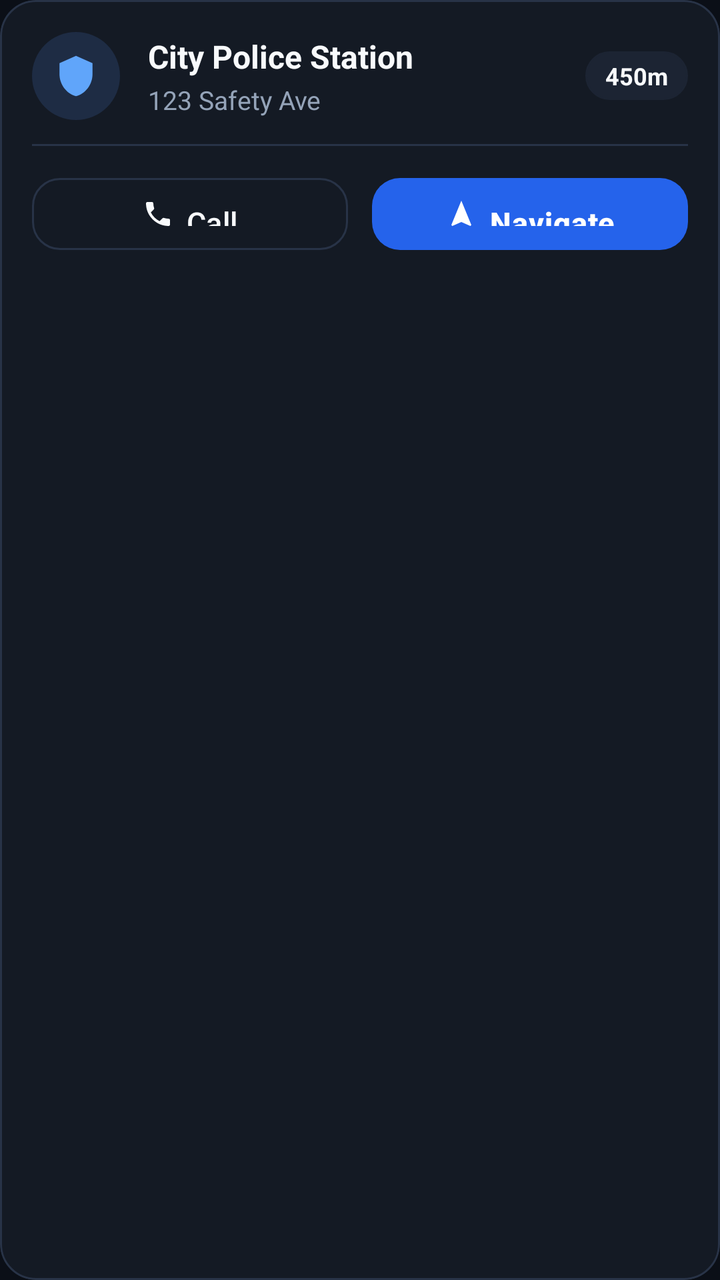
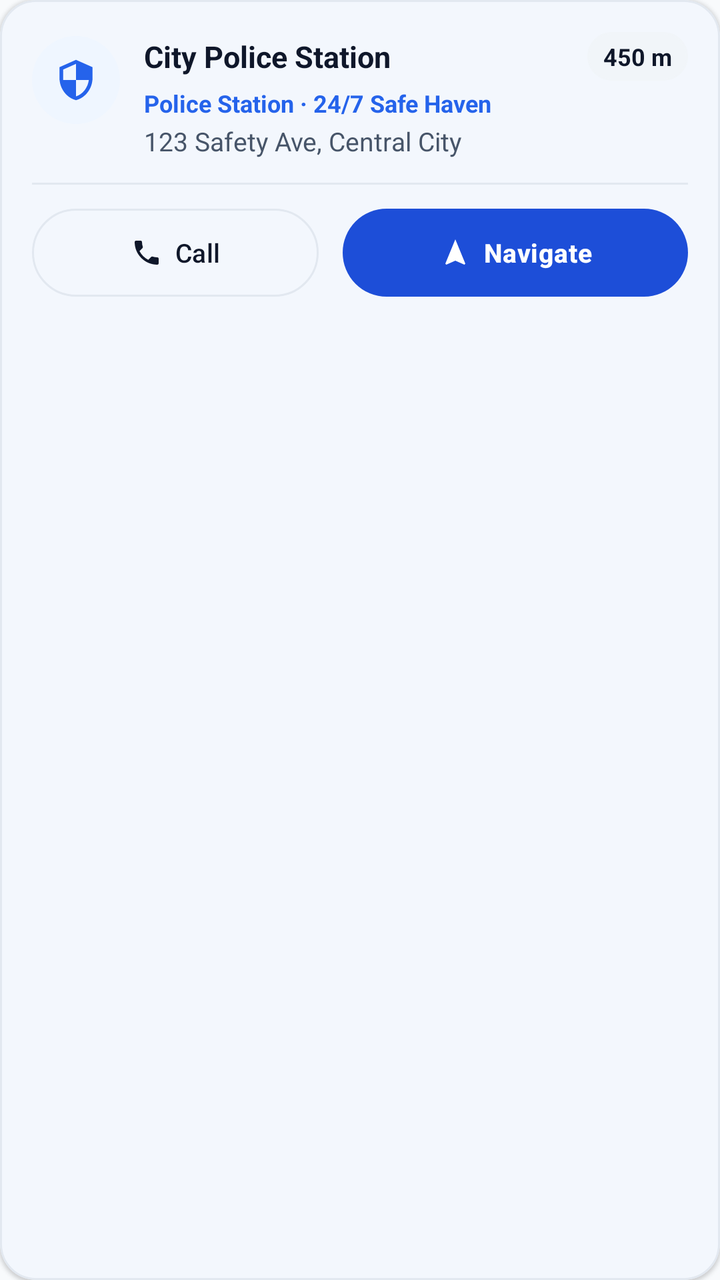

Before-and-after screenshots of an Android layout around one commit, followed by the original layout XML and the change that was made.
<!-- AndroidManifest.xml: application theme Theme.RiskFreeRoutes -->
<!-- res/layout/item_safe_place.xml -->
<?xml version="1.0" encoding="utf-8"?>
<com.google.android.material.card.MaterialCardView
    xmlns:android="http://schemas.android.com/apk/res/android"
    xmlns:app="http://schemas.android.com/apk/res-auto"
    android:layout_width="match_parent"
    android:layout_height="wrap_content"
    android:layout_marginHorizontal="16dp"
    android:layout_marginVertical="6dp"
    app:cardCornerRadius="@dimen/card_corner_radius"
    app:cardElevation="0dp"
    app:cardBackgroundColor="@color/colorSurface"
    app:strokeColor="@color/colorSurfaceBorder"
    app:strokeWidth="1dp">

    <LinearLayout
        android:layout_width="match_parent"
        android:layout_height="wrap_content"
        android:orientation="vertical"
        android:padding="16dp">

        <LinearLayout
            android:layout_width="match_parent"
            android:layout_height="wrap_content"
            android:orientation="horizontal"
            android:gravity="center_vertical">

            
            <FrameLayout
                android:layout_width="44dp"
                android:layout_height="44dp"
                android:background="@drawable/shape_circle"
                android:backgroundTint="@color/primary_blue_subtle">
                <ImageView
                    android:id="@+id/img_place_icon"
                    android:layout_width="22dp"
                    android:layout_height="22dp"
                    android:layout_gravity="center"
                    android:src="@drawable/ic_shield"
                    app:tint="@color/primary_blue_light" />
            </FrameLayout>

            <LinearLayout
                android:layout_width="0dp"
                android:layout_height="wrap_content"
                android:layout_weight="1"
                android:layout_marginStart="14dp"
                android:orientation="vertical">

                <TextView
                    android:id="@+id/tv_place_name"
                    android:layout_width="wrap_content"
                    android:layout_height="wrap_content"
                    android:text="City Police Station"
                    android:textColor="@color/text_primary"
                    android:textSize="16sp"
                    android:textStyle="bold" />

                <TextView
                    android:id="@+id/tv_place_address"
                    android:layout_width="wrap_content"
                    android:layout_height="wrap_content"
                    android:text="123 Safety Ave"
                    android:textColor="@color/text_secondary"
                    android:textSize="13sp"
                    android:layout_marginTop="2dp"
                    android:maxLines="1"
                    android:ellipsize="end" />
            </LinearLayout>

            
            <TextView
                android:id="@+id/tv_distance"
                android:layout_width="wrap_content"
                android:layout_height="wrap_content"
                android:background="@drawable/bg_pill_glass"
                android:backgroundTint="@color/colorSurfaceVariant"
                android:paddingHorizontal="10dp"
                android:paddingVertical="4dp"
                android:text="450m"
                android:textColor="@color/text_primary"
                android:textSize="12sp"
                android:textStyle="bold" />
        </LinearLayout>

        <View
            android:layout_width="match_parent"
            android:layout_height="1dp"
            android:layout_marginVertical="12dp"
            android:background="@color/colorSurfaceBorder" />

        <LinearLayout
            android:layout_width="match_parent"
            android:layout_height="wrap_content"
            android:orientation="horizontal"
            android:weightSum="2">

            <com.google.android.material.button.MaterialButton
                android:id="@+id/btn_call"
                style="@style/Widget.RiskFreeRoutes.Button.Outlined"
                android:layout_width="0dp"
                android:layout_height="44dp"
                android:layout_weight="1"
                android:layout_marginEnd="6dp"
                android:text="Call"
                app:icon="@drawable/ic_phone"
                app:iconGravity="textStart"
                app:iconSize="16dp"
                app:iconPadding="6dp"
                app:iconTint="@color/text_primary" />

            <com.google.android.material.button.MaterialButton
                android:id="@+id/btn_navigate"
                style="@style/Widget.RiskFreeRoutes.Button.Primary"
                android:layout_width="0dp"
                android:layout_height="44dp"
                android:layout_weight="1"
                android:layout_marginStart="6dp"
                android:text="Navigate"
                app:icon="@drawable/ic_navigation"
                app:iconGravity="textStart"
                app:iconSize="16dp"
                app:iconPadding="6dp" />
        </LinearLayout>
    </LinearLayout>
</com.google.android.material.card.MaterialCardView>
<!-- resources referenced by this layout -->
<resources>
  <color name="colorSurface">#141A24</color>
  <color name="colorSurfaceBorder">#283347</color>
  <color name="colorSurfaceVariant">#1C2433</color>
  <color name="primary_blue_light">#60A5FA</color>
  <color name="primary_blue_subtle">#1E2C44</color>
  <color name="text_primary">#F8FAFC</color>
  <color name="text_secondary">#94A3B8</color>
  <dimen name="card_corner_radius">18dp</dimen>
  <!-- drawable ic_shield (drawable) -->
  <?xml version="1.0" encoding="utf-8"?>
  <vector xmlns:android="http://schemas.android.com/apk/res/android" android:width="24dp" android:height="24dp" android:viewportWidth="24" android:viewportHeight="24">
      <path android:fillColor="#FF000000" android:pathData="M12,1L3,5v6c0,5.55 3.84,10.74 9,12 5.16,-1.26 9,-6.45 9,-12V5l-9,-4z"/>
  </vector>
  <style name="Widget.RiskFreeRoutes.Button.Primary" parent="Widget.Material3.Button">
          <item name="backgroundTint">@color/primary_blue_dark</item>
          <item name="android:textColor">@color/text_on_primary</item>
          <item name="cornerRadius">@dimen/button_corner_radius</item>
          <item name="android:minHeight">@dimen/button_height</item>
          <item name="android:paddingTop">12dp</item>
          <item name="android:paddingBottom">12dp</item>
          <item name="android:textSize">@dimen/button_text_size</item>
          <item name="android:textStyle">bold</item>
          <item name="android:letterSpacing">0.02</item>
          <item name="elevation">2dp</item>
      </style>
  <style name="Theme.RiskFreeRoutes" parent="Theme.Material3.Dark.NoActionBar">
  
          
          <item name="colorPrimary">@color/primary_blue</item>
          <item name="colorPrimaryContainer">@color/primary_blue_dark</item>
          <item name="colorOnPrimary">@color/text_on_primary</item>
  
          <item name="colorSecondary">@color/accent_blue</item>
          <item name="colorSecondaryContainer">@color/primary_blue_subtle</item>
          <item name="colorOnSecondary">@color/colorBackground</item>
  
          <item name="colorTertiary">@color/warning_amber</item>
          <item name="colorError">@color/danger_red</item>
          <item name="colorOnError">@color/text_on_primary</item>
  
          <item name="colorSurface">@color/colorSurface</item>
          <item name="colorSurfaceVariant">@color/colorSurfaceVariant</item>
          <item name="colorOnSurface">@color/text_primary</item>
          <item name="colorOnSurfaceVariant">@color/text_secondary</item>
  
          <item name="android:colorBackground">@color/colorBackground</item>
  
          
          <item name="android:statusBarColor">@color/colorBackground</item>
          <item name="android:navigationBarColor">@color/colorBackground</item>
          <item name="android:windowLightStatusBar">false</item>
          <item name="android:windowLightNavigationBar">false</item>
  
          
          <item name="shapeAppearanceSmallComponent">@style/ShapeAppearance.RiskFreeRoutes.SmallComponent</item>
          <item name="shapeAppearanceMediumComponent">@style/ShapeAppearance.RiskFreeRoutes.MediumComponent</item>
          <item name="shapeAppearanceLargeComponent">@style/ShapeAppearance.RiskFreeRoutes.LargeComponent</item>
  
      </style>
  <dimen name="pill_corner_radius">24dp</dimen>
  <dimen name="button_corner_radius">14dp</dimen>
  <dimen name="button_height">52dp</dimen>
  <dimen name="button_text_size">15sp</dimen>
  <color name="primary_blue_dark">#2563EB</color>
  <color name="text_on_primary">#FFFFFF</color>
  <color name="primary_blue">#3B82F6</color>
  <color name="accent_blue">#93C5FD</color>
  <color name="colorBackground">#0B0F17</color>
  <color name="warning_amber">#F59E0B</color>
  <color name="danger_red">#EF4444</color>
  <style name="ShapeAppearance.RiskFreeRoutes.LargeComponent" parent="ShapeAppearance.Material3.LargeComponent">
          <item name="cornerRadius">24dp</item>
      </style>
  <!-- unchanged entries left out for length: 7 -->
</resources>

<!-- the commit's change to res/layout/item_safe_place.xml (unified diff, before → after) -->
@@ -2,12 +2,13 @@
 <com.google.android.material.card.MaterialCardView
     xmlns:android="http://schemas.android.com/apk/res/android"
     xmlns:app="http://schemas.android.com/apk/res-auto"
+    android:id="@+id/cardSafePlace"
     android:layout_width="match_parent"
     android:layout_height="wrap_content"
     android:layout_marginHorizontal="16dp"
     android:layout_marginVertical="6dp"
     app:cardCornerRadius="@dimen/card_corner_radius"
-    app:cardElevation="0dp"
+    app:cardElevation="1dp"
     app:cardBackgroundColor="@color/colorSurface"
     app:strokeColor="@color/colorSurfaceBorder"
     app:strokeWidth="1dp">
@@ -22,86 +23,121 @@
             android:layout_width="match_parent"
             android:layout_height="wrap_content"
             android:orientation="horizontal"
-            android:gravity="center_vertical">
+            android:gravity="top">
 
             
             <FrameLayout
+                android:id="@+id/containerIcon"
                 android:layout_width="44dp"
                 android:layout_height="44dp"
+                android:layout_marginTop="2dp"
                 android:background="@drawable/shape_circle"
                 android:backgroundTint="@color/primary_blue_subtle">
+
                 <ImageView
                     android:id="@+id/img_place_icon"
                     android:layout_width="22dp"
                     android:layout_height="22dp"
                     android:layout_gravity="center"
-                    android:src="@drawable/ic_shield"
-                    app:tint="@color/primary_blue_light" />
+                    android:src="@drawable/ic_police"
+                    app:tint="@color/primary_blue" />
             </FrameLayout>
 
+            
             <LinearLayout
                 android:layout_width="0dp"
                 android:layout_height="wrap_content"
                 android:layout_weight="1"
-                android:layout_marginStart="14dp"
+                android:layout_marginStart="12dp"
                 android:orientation="vertical">
 
+                <LinearLayout
+                    android:layout_width="match_parent"
+                    android:layout_height="wrap_content"
+                    android:gravity="center_vertical"
+                    android:orientation="horizontal">
+
+                    <TextView
+                        android:id="@+id/tv_place_name"
+                        android:layout_width="0dp"
+                        android:layout_height="wrap_content"
+                        android:layout_weight="1"
+                        android:text="City Police Station"
+                        android:textColor="@color/text_primary"
+                        android:textSize="15sp"
+                        android:textStyle="bold"
+                        android:maxLines="2"
+                        android:ellipsize="end"
+                        android:lineSpacingExtra="1dp" />
+
+                    
+                    <TextView
+                        android:id="@+id/tv_distance"
+                        android:layout_width="wrap_content"
+                        android:layout_height="wrap_content"
+                        android:layout_marginStart="8dp"
+                        android:background="@drawable/bg_pill_glass"
+                        android:backgroundTint="@color/colorSurfaceVariant"
+                        android:paddingHorizontal="8dp"
+                        android:paddingVertical="4dp"
+                        android:text="450 m"
+                        android:textColor="@color/text_primary"
+                        android:textSize="12sp"
+                        android:textStyle="bold" />
+                </LinearLayout>
+
                 <TextView
-                    android:id="@+id/tv_place_name"
+                    android:id="@+id/tv_place_type"
                     android:layout_width="wrap_content"
                     android:layout_height="wrap_content"
-                    android:text="City Police Station"
-                    android:textColor="@color/text_primary"
-                    android:textSize="16sp"
+                    android:layout_marginTop="3dp"
+                    android:text="Police Station · 24/7 Safe Haven"
+                    android:textColor="@color/primary_blue"
+                    android:textSize="12sp"
                     android:textStyle="bold" />
 
                 <TextView
                     android:id="@+id/tv_place_address"
                     android:layout_width="wrap_content"
                     android:layout_height="wrap_content"
-                    android:text="123 Safety Ave"
+                    android:text="123 Safety Ave, Central City"
                     android:textColor="@color/text_secondary"
                     android:textSize="13sp"
                     android:layout_marginTop="2dp"
-                    android:maxLines="1"
+                    android:maxLines="2"
                     android:ellipsize="end" />
             </LinearLayout>
-
-            
-            <TextView
-                android:id="@+id/tv_distance"
-                android:layout_width="wrap_content"
-                android:layout_height="wrap_content"
-                android:background="@drawable/bg_pill_glass"
-                android:backgroundTint="@color/colorSurfaceVariant"
-                android:paddingHorizontal="10dp"
-                android:paddingVertical="4dp"
-                android:text="450m"
-                android:textColor="@color/text_primary"
-                android:textSize="12sp"
-                android:textStyle="bold" />
         </LinearLayout>
 
         <View
             android:layout_width="match_parent"
             android:layout_height="1dp"
-            android:layout_marginVertical="12dp"
+            android:layout_marginTop="12dp"
+            android:layout_marginBottom="12dp"
             android:background="@color/colorSurfaceBorder" />
 
+        
         <LinearLayout
             android:layout_width="match_parent"
             android:layout_height="wrap_content"
-            android:orientation="horizontal"
-            android:weightSum="2">
+            android:orientation="horizontal">
 
             <com.google.android.material.button.MaterialButton
                 android:id="@+id/btn_call"
                 style="@style/Widget.RiskFreeRoutes.Button.Outlined"
                 android:layout_width="0dp"
-                android:layout_height="44dp"
+                android:layout_height="wrap_content"
                 android:layout_weight="1"
                 android:layout_marginEnd="6dp"
+                android:minHeight="44dp"
+                android:paddingVertical="8dp"
+                android:paddingHorizontal="14dp"
                 android:text="Call"
+                android:textColor="@color/text_primary"
+                android:textSize="13sp"
+                app:cornerRadius="22dp"
+                android:insetBottom="0dp"
+                android:insetTop="0dp"
                 app:icon="@drawable/ic_phone"
                 app:iconGravity="textStart"
                 app:iconSize="16dp"
@@ -112,10 +148,17 @@
                 android:id="@+id/btn_navigate"
                 style="@style/Widget.RiskFreeRoutes.Button.Primary"
                 android:layout_width="0dp"
-                android:layout_height="44dp"
-                android:layout_weight="1"
+                android:layout_height="wrap_content"
+                android:layout_weight="1.2"
                 android:layout_marginStart="6dp"
+                android:minHeight="44dp"
+                android:paddingVertical="8dp"
+                android:paddingHorizontal="14dp"
                 android:text="Navigate"
+                android:textSize="13sp"
+                app:cornerRadius="22dp"
+                android:insetBottom="0dp"
+                android:insetTop="0dp"
                 app:icon="@drawable/ic_navigation"
                 app:iconGravity="textStart"
                 app:iconSize="16dp"
<!-- resource entries referenced after the edit -->
@@ -1,17 +1,21 @@
 <!-- resources referenced by this layout -->
 <resources>
-  <color name="colorSurface">#141A24</color>
-  <color name="colorSurfaceBorder">#283347</color>
-  <color name="colorSurfaceVariant">#1C2433</color>
-  <color name="primary_blue_light">#60A5FA</color>
-  <color name="primary_blue_subtle">#1E2C44</color>
-  <color name="text_primary">#F8FAFC</color>
-  <color name="text_secondary">#94A3B8</color>
+  <color name="colorSurface">#FFFFFF</color>
+  <color name="colorSurfaceBorder">#E2E8F0</color>
+  <color name="colorSurfaceVariant">#F1F5F9</color>
+  <color name="primary_blue_subtle">#EFF6FF</color>
+  <color name="text_primary">#0F172A</color>
+  <color name="text_secondary">#475569</color>
   <dimen name="card_corner_radius">18dp</dimen>
-  <!-- drawable ic_shield (drawable) -->
-  <?xml version="1.0" encoding="utf-8"?>
-  <vector xmlns:android="http://schemas.android.com/apk/res/android" android:width="24dp" android:height="24dp" android:viewportWidth="24" android:viewportHeight="24">
-      <path android:fillColor="#FF000000" android:pathData="M12,1L3,5v6c0,5.55 3.84,10.74 9,12 5.16,-1.26 9,-6.45 9,-12V5l-9,-4z"/>
+  <!-- drawable ic_police (drawable) -->
+  <vector xmlns:android="http://schemas.android.com/apk/res/android"
+      android:width="24dp"
+      android:height="24dp"
+      android:viewportWidth="24"
+      android:viewportHeight="24">
+    <path
+        android:fillColor="@color/text_primary"
+        android:pathData="M12,1L3,5v6c0,5.55 3.84,10.74 9,12 5.16,-1.26 9,-6.45 9,-12V5l-9,-4zm0,10.99h7c-0.53,4.12 -3.28,7.79 -7,8.94V12H5V6.3l7,-3.11v8.8z"/>
   </vector>
   <style name="Widget.RiskFreeRoutes.Button.Primary" parent="Widget.Material3.Button">
           <item name="backgroundTint">@color/primary_blue_dark</item>
@@ -23,9 +27,9 @@
           <item name="android:textSize">@dimen/button_text_size</item>
           <item name="android:textStyle">bold</item>
           <item name="android:letterSpacing">0.02</item>
-          <item name="elevation">2dp</item>
+          <item name="elevation">1dp</item>
       </style>
-  <style name="Theme.RiskFreeRoutes" parent="Theme.Material3.Dark.NoActionBar">
+  <style name="Theme.RiskFreeRoutes" parent="Theme.Material3.Light.NoActionBar">
   
           
           <item name="colorPrimary">@color/primary_blue</item>
@@ -50,8 +54,8 @@
           
           <item name="android:statusBarColor">@color/colorBackground</item>
           <item name="android:navigationBarColor">@color/colorBackground</item>
-          <item name="android:windowLightStatusBar">false</item>
-          <item name="android:windowLightNavigationBar">false</item>
+          <item name="android:windowLightStatusBar">true</item>
+          <item name="android:windowLightNavigationBar">true</item>
   
           
           <item name="shapeAppearanceSmallComponent">@style/ShapeAppearance.RiskFreeRoutes.SmallComponent</item>
@@ -63,13 +67,13 @@
   <dimen name="button_corner_radius">14dp</dimen>
   <dimen name="button_height">52dp</dimen>
   <dimen name="button_text_size">15sp</dimen>
-  <color name="primary_blue_dark">#2563EB</color>
+  <color name="primary_blue_dark">#1D4ED8</color>
   <color name="text_on_primary">#FFFFFF</color>
-  <color name="primary_blue">#3B82F6</color>
-  <color name="accent_blue">#93C5FD</color>
-  <color name="colorBackground">#0B0F17</color>
-  <color name="warning_amber">#F59E0B</color>
-  <color name="danger_red">#EF4444</color>
+  <color name="primary_blue">#2563EB</color>
+  <color name="accent_blue">#1D4ED8</color>
+  <color name="colorBackground">#F8FAFC</color>
+  <color name="warning_amber">#D97706</color>
+  <color name="danger_red">#DC2626</color>
   <style name="ShapeAppearance.RiskFreeRoutes.LargeComponent" parent="ShapeAppearance.Material3.LargeComponent">
           <item name="cornerRadius">24dp</item>
       </style>
